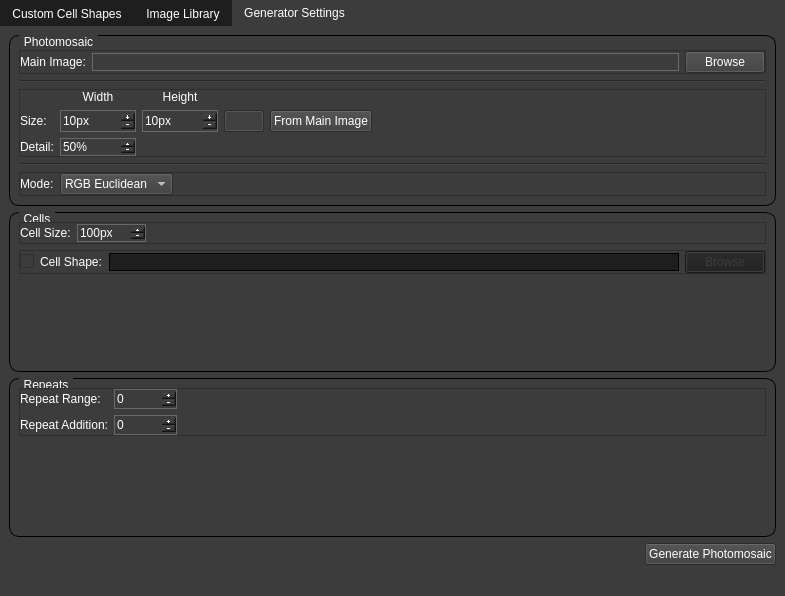
This is mainwindow.ui in MorganGrundy/MosaicMagnifique as Qt 5 draws it before an edit. The edited form follows.
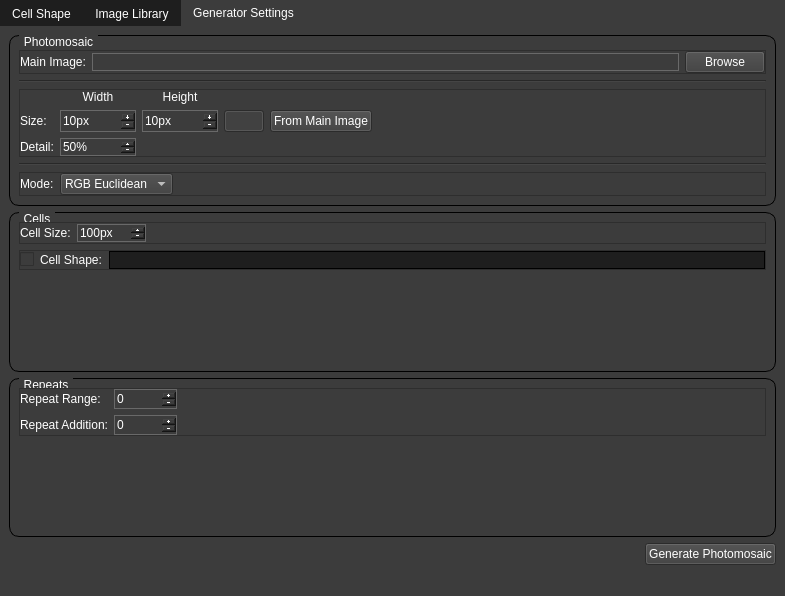
This is the edited form. The open tabs and pages were chosen to show the change. Icons and pictures are not drawn. Custom widgets are drawn as their Qt base class.

Commit message:
Added functionality to PhotomosaicGenerator for non-square cell shapes.
Fixed bug in colour comparison algorithms. When iterating over pixels
was incrementing by 1 instead of by number of channels. Effects would be
minimal on RGB Euclidean and CIE76, but more significant on CIEDE2000.

Patch:
```diff
--- a/mainwindow.ui
+++ b/mainwindow.ui
@@ -76,7 +76,7 @@
       </property>
       <widget class="QWidget" name="CustomCellShapes">
        <attribute name="title">
-        <string>Custom Cell Shapes</string>
+        <string>Cell Shape</string>
        </attribute>
        <layout class="QVBoxLayout" name="verticalLayout_7">
         <item>
@@ -1302,28 +1302,6 @@
                 </property>
                </widget>
               </item>
-              <item>
-               <widget class="QPushButton" name="buttonCellShape">
-                <property name="enabled">
-                 <bool>false</bool>
-                </property>
-                <property name="sizePolicy">
-                 <sizepolicy hsizetype="Fixed" vsizetype="Fixed">
-                  <horstretch>0</horstretch>
-                  <verstretch>0</verstretch>
-                 </sizepolicy>
-                </property>
-                <property name="styleSheet">
-                 <string notr="true">QPushButton:disabled {
-	background-color: rgb(30, 30, 30);
-	color: rgb(60, 60, 60);
-}</string>
-                </property>
-                <property name="text">
-                 <string>Browse</string>
-                </property>
-               </widget>
-              </item>
              </layout>
             </widget>
            </item>
```
Left out of the diff: 4 changed lines with no effect on the pictures. The commit also changes 8 other files.
